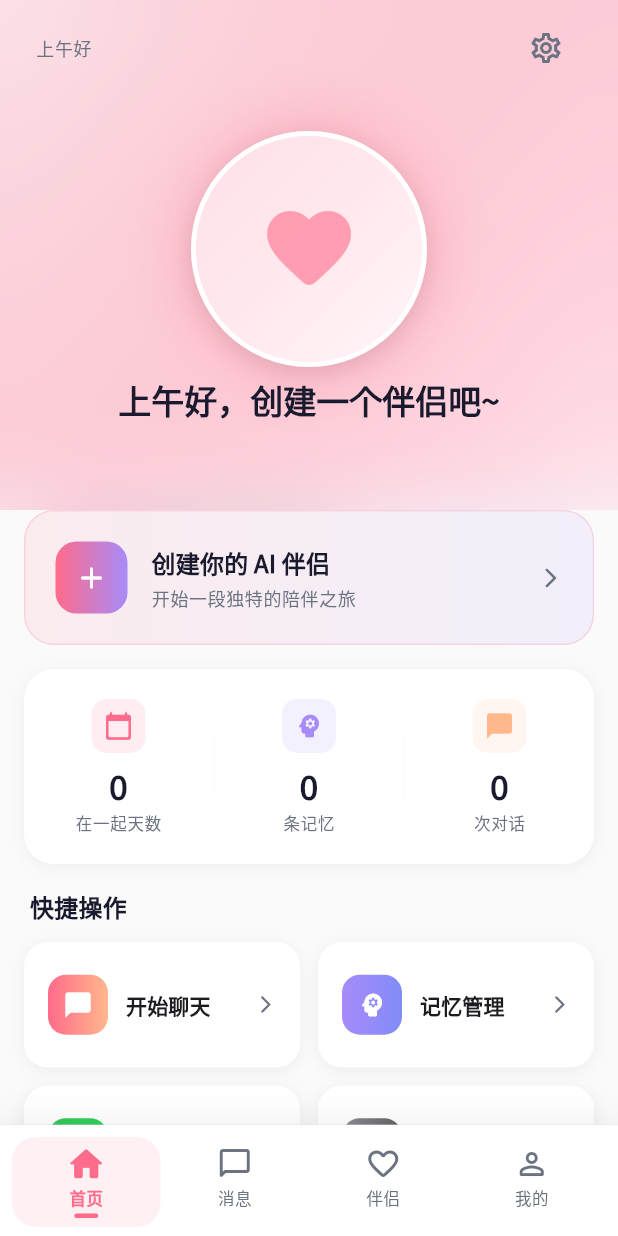
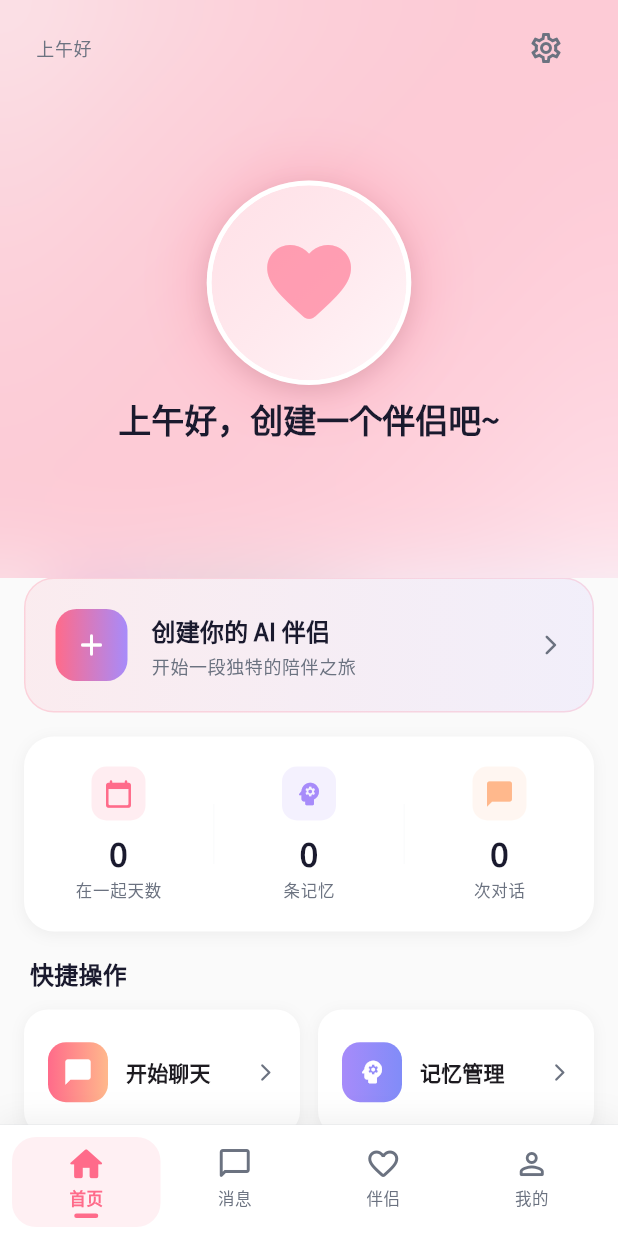
Before and after one commit to eggCodedmb/soulmate-ai-client, a Flutter app: the HomePage screen opened by its route, on a phone screen of 412 x 824 dp. Run offline on Flutter 3.47's test engine with Material 3 defaults, Android fonts, the phone set to English and light mode, and no system bars; drawn by our look-alikes of flutter_animate; our stand-ins replace cached_network_image, dio, flutter_riverpod, flutter_secure_storage, flutter_slidable, go_router and 6 more; accounts and stored records are empty; network calls fail.

Commit message:
fix: 修复首页顶部伴侣切换栏导致的高度溢出问题 (bottom overflowed)
- 将 SliverAppBar 的 expandedHeight 从 340 提高到 385，留出足够的空间显示伴侣切换选择栏。
- 将首页大头伴侣头像的尺寸微调缩小（外层容器 150 -> 130，内层头像 130 -> 110），腾出部分垂直空间，防止在小屏手机上发生溢出。

```diff
--- a/lib/features/home/home_page.dart
+++ b/lib/features/home/home_page.dart
@@ -308,7 +308,7 @@ class _HomePageState extends ConsumerState<HomePage> with RouteAware {
     final bgColor = isDark ? personalityColor.dark : personalityColor.light;
 
     return SliverAppBar(
-      expandedHeight: 340,
+      expandedHeight: 385,
       pinned: true,
       stretch: true,
       backgroundColor: Colors.transparent,
@@ -468,8 +468,8 @@ class _HomePageState extends ConsumerState<HomePage> with RouteAware {
         return Transform.scale(
           scale: scale,
           child: Container(
-            width: 150,
-            height: 150,
+            width: 130,
+            height: 130,
             decoration: BoxDecoration(
               shape: BoxShape.circle,
               boxShadow: [
@@ -485,8 +485,8 @@ class _HomePageState extends ConsumerState<HomePage> with RouteAware {
         );
       },
       child: Container(
-        width: 130,
-        height: 130,
+        width: 110,
+        height: 110,
         decoration: BoxDecoration(
           shape: BoxShape.circle,
           color: colorScheme.surfaceContainerHighest,
@@ -501,8 +501,8 @@ class _HomePageState extends ConsumerState<HomePage> with RouteAware {
                   companion!.avatarUrl!.isNotEmpty
               ? CachedNetworkImage(
                   imageUrl: getFullUrl(ref, companion.avatarUrl!),
-                  width: 130,
-                  height: 130,
+                  width: 110,
+                  height: 110,
                   fit: BoxFit.cover,
                   placeholder: (_, __) => _buildAvatarPlaceholder(
                     context,
```
